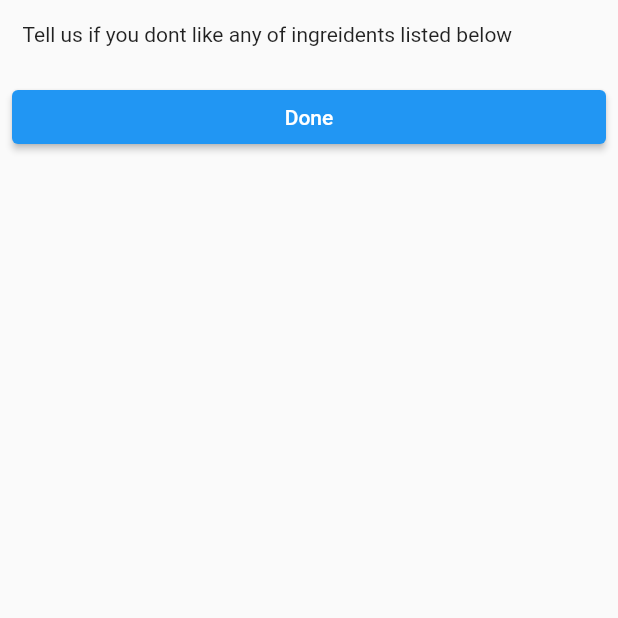
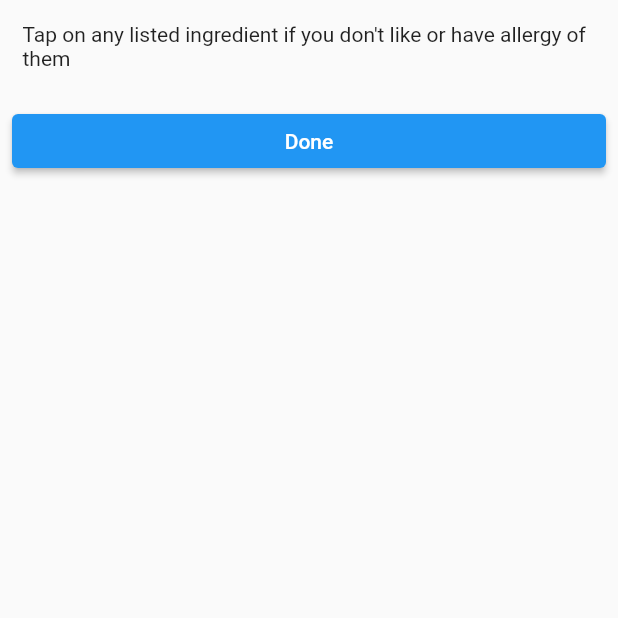
Before and after one commit to martynq/snaq_flutter_challenge, a Flutter app: the UserPreferencesScreen screen opened directly with empty values, after a tap on "Done", on a phone screen of 412 x 824 dp, the top half of it. Run offline on Flutter 3.47's test engine with Material 2 defaults, Android fonts, the phone set to English and light mode, and no system bars; our stand-ins replace dio, flutter_bloc, hive, synchronized; missing offline and left inert: swipeable_card_stack; accounts and stored records are empty; network calls fail.

Commit message:
user preferences - done

```diff
--- a/lib/app/resources/strings/snaq_strings.dart
+++ b/lib/app/resources/strings/snaq_strings.dart
@@ -9,4 +9,7 @@ class SnaqStrings {
   static const tapToSeeMore = 'Tap to see more';
   static const swipeInfo =
       'Swipe right if you like and left if you don\'t like this meal!';
+  static const preferencesInfo =
+      'Tap on any listed ingredient if you don\'t like or have allergy of them';
+  static const done = 'Done';
 }
--- a/lib/features/meals/data/cubit/meals_cubit.dart
+++ b/lib/features/meals/data/cubit/meals_cubit.dart
@@ -2,6 +2,7 @@ import 'dart:async';
 
 import 'package:flutter_bloc/flutter_bloc.dart';
 import 'package:snaq/features/meals/data/cubit/meals_state.dart';
+import 'package:snaq/features/meals/data/filtered_list_helper.dart';
 import 'package:snaq/features/meals/data/image_provider.dart';
 import 'package:snaq/hive/hive_cache.dart';
 import 'package:snaq/hive/hive_keys.dart';
@@ -92,15 +93,11 @@ class MealsCubit extends Cubit<MealsState> {
   }
 
   void loadedState(List<String> ingredientsFiltered) async {
-    List<Meal> filteredList = (state as MealsLoaded).meals!;
-    for (var element in (state as MealsLoaded).meals!) {
-      var contains = (state as MealsLoaded)
-          .meals!
-          .toSet()
-          .intersection(filteredList.toSet())
-          .isNotEmpty;
-      if (contains) {
-        filteredList.remove(element);
+    List<Meal> filteredList = [];
+    for (var x in (state as MealsLoaded).meals!) {
+      if (FilteredListHelper.checkIfAddToFilteredList(ingredientsFiltered, x) ??
+          false) {
+        filteredList.add(x);
       }
     }
     emit(MealsFiltered(filteredList, [], []));
--- /dev/null
+++ b/lib/features/meals/data/filtered_list_helper.dart
@@ -0,0 +1,35 @@
+import 'package:snaq/models/meal.dart';
+
+class FilteredListHelper {
+  static bool? checkIfAddToFilteredList(
+      List<String> ingredientsFiltered, Meal meal) {
+    var listOfMealComponent = getTheListOfIngredients(meal);
+    return isNotContaineFilteredIngredients(
+        listOfMealComponent!, ingredientsFiltered);
+  }
+
+  static bool isNotContaineFilteredIngredients(List listOne, List listTwo) {
+    return !listOne.toSet().intersection(listTwo.toSet()).isNotEmpty;
+  }
+
+  static List<String?>? getTheListOfIngredients(Meal meal) {
+    var myCategory = meal.mealComponents
+        ?.map((singleMeal) => singleMeal.mainIngredient?.name)
+        .toList();
+    myCategory?.removeWhere((item) => [""].contains(item));
+
+    return myCategory;
+  }
+
+  static List<String>? getListOfEliminatedIngredients(List<Meal> meals) {
+    var myCategory =
+        meals.map((singleMeal) => singleMeal.mealComponents).toList();
+    final list = List.of(myCategory)
+        .map((e) => e!.map((e) => e.mainIngredient?.name ?? '').toList())
+        .toList();
+    var x = list.expand((x) => x).toSet().toList();
+    x.removeWhere((item) => [""].contains(item));
+
+    return x;
+  }
+}
--- a/lib/features/meals/presentation/screen/user_preferences_screen.dart
+++ b/lib/features/meals/presentation/screen/user_preferences_screen.dart
@@ -1,6 +1,9 @@
 import 'package:flutter/material.dart';
 import 'package:flutter_bloc/flutter_bloc.dart';
+import 'package:snaq/app/resources/strings/snaq_strings.dart';
 import 'package:snaq/features/meals/data/cubit/meals_cubit.dart';
+import 'package:snaq/features/meals/data/filtered_list_helper.dart';
+import 'package:snaq/features/meals/presentation/widgets/meal_list_item.dart';
 import 'package:snaq/models/meal.dart';
 
 class UserPreferencesScreen extends StatefulWidget {
@@ -16,111 +19,50 @@ class UserPreferencesScreen extends StatefulWidget {
 
 class _UserPreferencesScreenState extends State<UserPreferencesScreen> {
   final controller = ScrollController();
-  List<String> dontLikeList = [];
+  List<String> eliminatedIngredients = [];
 
   @override
   Widget build(BuildContext context) {
-    final list = getList(widget.meal) ?? [];
-
-    print('dontLikeList');
-    print(dontLikeList);
+    final list =
+        FilteredListHelper.getListOfEliminatedIngredients(widget.meal) ?? [];
     return Scaffold(
       body: ListView(
         children: [
-          Padding(
-            padding: const EdgeInsets.all(15.0),
-            child: Text(
-                'Tell us if you dont like any of ingreidents listed below'),
+          const Padding(
+            padding: EdgeInsets.all(15.0),
+            child: Text(SnaqStrings.preferencesInfo),
           ),
           ListView.builder(
-              shrinkWrap: true,
-              physics: ScrollPhysics(),
-              itemCount: list.length,
-              itemBuilder: (context, index) {
-                return GestureDetector(
-                  onTap: () {
-                    setState(() {
-                      if (dontLikeList.contains(list[index])) {
-                        dontLikeList.remove(list[index]);
-                      } else {
-                        dontLikeList.add(list[index]);
-                      }
-                    });
-                  },
-                  child: Container(
-                    margin:
-                        const EdgeInsets.symmetric(horizontal: 40, vertical: 1),
-                    decoration: BoxDecoration(
-                      color: dontLikeList.contains(list[index])
-                          ? Colors.purple
-                          : Colors.white,
-                      border: Border.all(
-                        color: Colors.black,
-                      ),
-                      borderRadius: const BorderRadius.all(
-                        Radius.circular(20),
-                      ),
-                    ),
-                    child: Padding(
-                      padding: const EdgeInsets.symmetric(horizontal: 4.0),
-                      child: Row(
-                        mainAxisAlignment: MainAxisAlignment.spaceBetween,
-                        children: [
-                          Text(
-                            list[index],
-                          ),
-                          const SizedBox(
-                            width: 100,
-                          ),
-                        ],
-                      ),
-                    ),
-                  ),
-                );
-              }),
+            shrinkWrap: true,
+            physics: const ScrollPhysics(),
+            itemCount: list.length,
+            itemBuilder: (context, index) {
+              return MealListItem(
+                onTap: () {
+                  setState(() {
+                    if (eliminatedIngredients.contains(list[index])) {
+                      eliminatedIngredients.remove(list[index]);
+                    } else {
+                      eliminatedIngredients.add(list[index]);
+                    }
+                  });
+                },
+                isSelected: eliminatedIngredients.contains(list[index]),
+                ingredientsName: list[index],
+              );
+            },
+          ),
           Padding(
             padding: const EdgeInsets.all(8.0),
             child: ElevatedButton(
-                onPressed: () {
+                onPressed: () async {
                   BlocProvider.of<MealsCubit>(context)
-                      .loadedState(dontLikeList);
+                      .loadedState(eliminatedIngredients);
                 },
-                child: Text('Done')),
+                child: const Text(SnaqStrings.done)),
           ),
         ],
       ),
-
-      //       ),
-      //     ],
-      //   ),
     );
   }
-
-  List<String>? getList(List<Meal> meals) {
-    var myCategory = meals.map((x) => x.mealComponents).toList();
-    final list = List.of(myCategory)
-        .map((e) => e!.map((e) => e.mainIngredient?.name ?? '').toList())
-        .toList();
-    var x = list.expand((x) => x).toSet().toList();
-    x.removeWhere((item) => [""].contains(item));
-
-    return x;
-  }
 }
-
-class MealItem extends StatelessWidget {
-  final Meal meal;
-
-  const MealItem({Key? key, required this.meal}) : super(key: key);
-
-  @override
-  Widget build(BuildContext context) {
-    return ListView.builder(
-        itemCount: meal.mealComponents?.length ?? 0,
-        itemBuilder: (context, index) {
-          return Text(
-            meal.mealComponents?[index].mainIngredient?.name ?? '',
-          );
-        });
-  }
-}
```
Also changed, not shown: lib/features/meals/presentation/widgets/meal_list_item.dart (added, +47 -0 lines), pubspec.lock, 1 other file.
